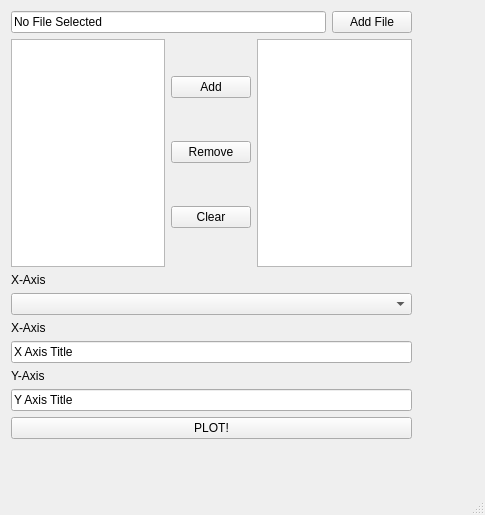
Mank1941/DataVisualisationTool, file res/main.ui: the form before one commit.
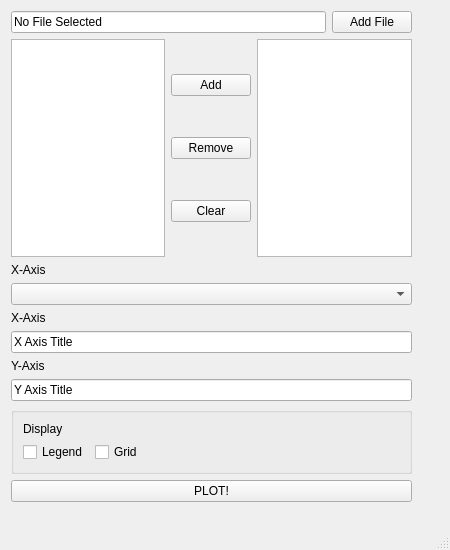
The form after the commit.

```diff
--- a/res/main.ui
+++ b/res/main.ui
@@ -6,16 +6,19 @@
    <rect>
     <x>0</x>
     <y>0</y>
-    <width>485</width>
-    <height>515</height>
+    <width>450</width>
+    <height>550</height>
    </rect>
   </property>
   <property name="windowTitle">
    <string>MainWindow</string>
   </property>
   <widget class="QWidget" name="centralwidget">
+   <property name="enabled">
+    <bool>true</bool>
+   </property>
    <property name="sizePolicy">
-    <sizepolicy hsizetype="Preferred" vsizetype="Preferred">
+    <sizepolicy hsizetype="Maximum" vsizetype="Maximum">
      <horstretch>0</horstretch>
      <verstretch>0</verstretch>
     </sizepolicy>
@@ -26,10 +29,13 @@
       <x>11</x>
       <y>11</y>
       <width>401</width>
-      <height>428</height>
+      <height>491</height>
      </rect>
     </property>
     <layout class="QVBoxLayout" name="verticalLayout_4">
+     <property name="sizeConstraint">
+      <enum>QLayout::SetDefaultConstraint</enum>
+     </property>
      <item>
       <layout class="QHBoxLayout" name="horizontalLayout">
        <item>
@@ -163,6 +169,39 @@
        </item>
       </layout>
      </item>
+     <item>
+      <widget class="QGroupBox" name="displayGroup">
+       <property name="enabled">
+        <bool>true</bool>
+       </property>
+       <layout class="QFormLayout" name="displayForm">
+        <item row="1" column="0">
+         <widget class="QCheckBox" name="legendCheck">
+          <property name="text">
+           <string>Legend</string>
+          </property>
+          <property name="checked">
+           <bool>false</bool>
+          </property>
+         </widget>
+        </item>
+        <item row="1" column="1">
+         <widget class="QCheckBox" name="gridCheck">
+          <property name="text">
+           <string>Grid</string>
+          </property>
+         </widget>
+        </item>
+        <item row="0" column="0">
+         <widget class="QLabel" name="label">
+          <property name="text">
+           <string>Display</string>
+          </property>
+         </widget>
+        </item>
+       </layout>
+      </widget>
+     </item>
      <item>
       <widget class="QPushButton" name="plotButton">
        <property name="text">
```
